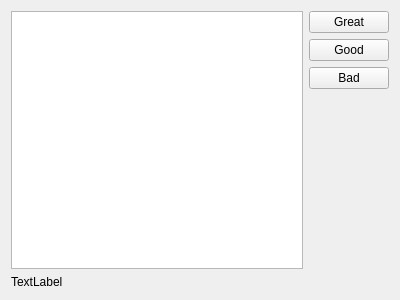
Above: textiles/TextilesEvaluationWidget.ui from roboticslab-uc3m/textiles before the change. Below: the same form after it.
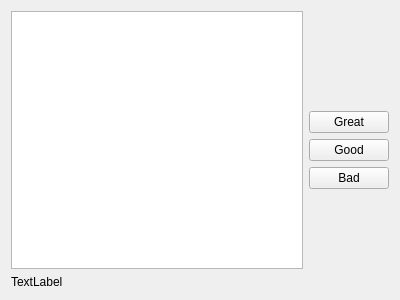
That is the form after the change.

```diff
--- a/textiles/TextilesEvaluationWidget.ui
+++ b/textiles/TextilesEvaluationWidget.ui
@@ -30,6 +30,19 @@
    </item>
    <item>
     <layout class="QVBoxLayout" name="buttonLayout">
+     <item>
+      <spacer name="verticalSpacer_2">
+       <property name="orientation">
+        <enum>Qt::Vertical</enum>
+       </property>
+       <property name="sizeHint" stdset="0">
+        <size>
+         <width>20</width>
+         <height>40</height>
+        </size>
+       </property>
+      </spacer>
+     </item>
      <item>
       <widget class="QPushButton" name="greatResultButton">
        <property name="text">
```
